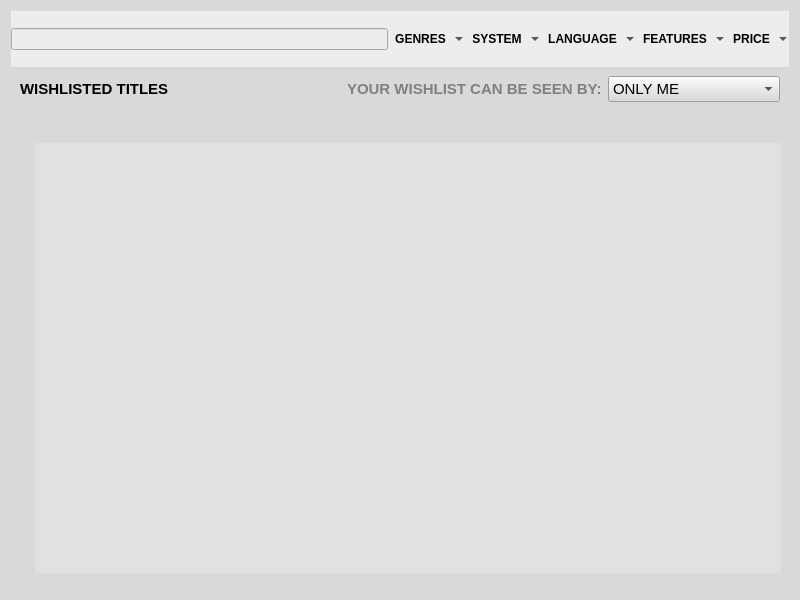
Old version of the form pages/wishlistpage.ui in the repository pamugk/nebulae-qt.
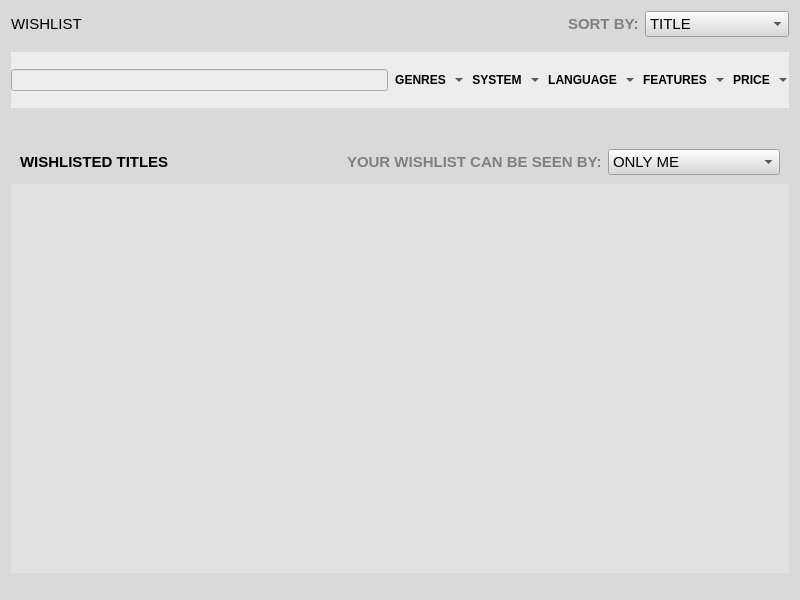
New version of the form.

```diff
--- a/pages/wishlistpage.ui
+++ b/pages/wishlistpage.ui
@@ -20,6 +20,90 @@
    <property name="spacing">
     <number>0</number>
    </property>
+   <item>
+    <widget class="QWidget" name="header" native="true">
+     <layout class="QHBoxLayout" name="headerLayout">
+      <property name="leftMargin">
+       <number>0</number>
+      </property>
+      <property name="topMargin">
+       <number>0</number>
+      </property>
+      <property name="rightMargin">
+       <number>0</number>
+      </property>
+      <property name="bottomMargin">
+       <number>15</number>
+      </property>
+      <item>
+       <widget class="QLabel" name="headerTitleLabel">
+        <property name="font">
+         <font>
+          <pointsize>11</pointsize>
+          <bold>false</bold>
+         </font>
+        </property>
+        <property name="text">
+         <string>WISHLIST</string>
+        </property>
+       </widget>
+      </item>
+      <item>
+       <spacer name="horizontalSpacer">
+        <property name="orientation">
+         <enum>Qt::Horizontal</enum>
+        </property>
+        <property name="sizeHint" stdset="0">
+         <size>
+          <width>40</width>
+          <height>20</height>
+         </size>
+        </property>
+       </spacer>
+      </item>
+      <item>
+       <widget class="QLabel" name="orderLabel">
+        <property name="font">
+         <font>
+          <pointsize>11</pointsize>
+          <bold>true</bold>
+         </font>
+        </property>
+        <property name="styleSheet">
+         <string notr="true">color: gray;</string>
+        </property>
+        <property name="text">
+         <string>SORT BY:</string>
+        </property>
+       </widget>
+      </item>
+      <item>
+       <widget class="QComboBox" name="orderComboBox">
+        <property name="font">
+         <font>
+          <pointsize>11</pointsize>
+         </font>
+        </property>
+        <item>
+         <property name="text">
+          <string>TITLE</string>
+         </property>
+        </item>
+        <item>
+         <property name="text">
+          <string>DATE ADDED</string>
+         </property>
+        </item>
+        <item>
+         <property name="text">
+          <string>USER REVIEWS</string>
+         </property>
+        </item>
+       </widget>
+      </item>
+     </layout>
+    </widget>
+   </item>
    <item>
     <widget class="QWidget" name="filters" native="true">
      <property name="minimumSize">
@@ -208,8 +292,27 @@
     </widget>
    </item>
    <item>
-    <widget class="QWidget" name="header" native="true">
-     <layout class="QHBoxLayout" name="headerLayout">
+    <widget class="QStackedWidget" name="contentsStack">
+     <widget class="QWidget" name="resultsPage">
+      <layout class="QVBoxLayout" name="resultsPageLayout">
+       <property name="spacing">
+        <number>0</number>
+       </property>
+       <property name="leftMargin">
+        <number>0</number>
+       </property>
+       <property name="topMargin">
+        <number>32</number>
+       </property>
+       <property name="rightMargin">
+        <number>0</number>
+       </property>
+       <property name="bottomMargin">
+        <number>16</number>
+       </property>
+       <item>
+        <widget class="QWidget" name="resultsPageHeader" native="true">
+         <layout class="QHBoxLayout" name="resultsPageHeaderLayout">
       <item>
        <widget class="QLabel" name="titleLabel">
         <property name="font">
@@ -289,25 +392,6 @@
     </widget>
    </item>
    <item>
-    <widget class="QStackedWidget" name="contentsStack">
-     <widget class="QWidget" name="resultsPage">
-      <layout class="QVBoxLayout" name="resultsPageLayout">
-       <property name="spacing">
-        <number>0</number>
-       </property>
-       <property name="leftMargin">
-        <number>24</number>
-       </property>
-       <property name="topMargin">
-        <number>32</number>
-       </property>
-       <property name="rightMargin">
-        <number>8</number>
-       </property>
-       <property name="bottomMargin">
-        <number>16</number>
-       </property>
-       <item>
         <widget class="QScrollArea" name="resultsScrollArea">
          <property name="styleSheet">
           <string notr="true">QScrollArea
@@ -324,8 +408,8 @@
            <rect>
             <x>0</x>
             <y>0</y>
-            <width>750</width>
-            <height>431</height>
+            <width>782</width>
+            <height>387</height>
            </rect>
           </property>
           <property name="styleSheet">
```
Lines whose indentation alone changed are shown as unchanged.
